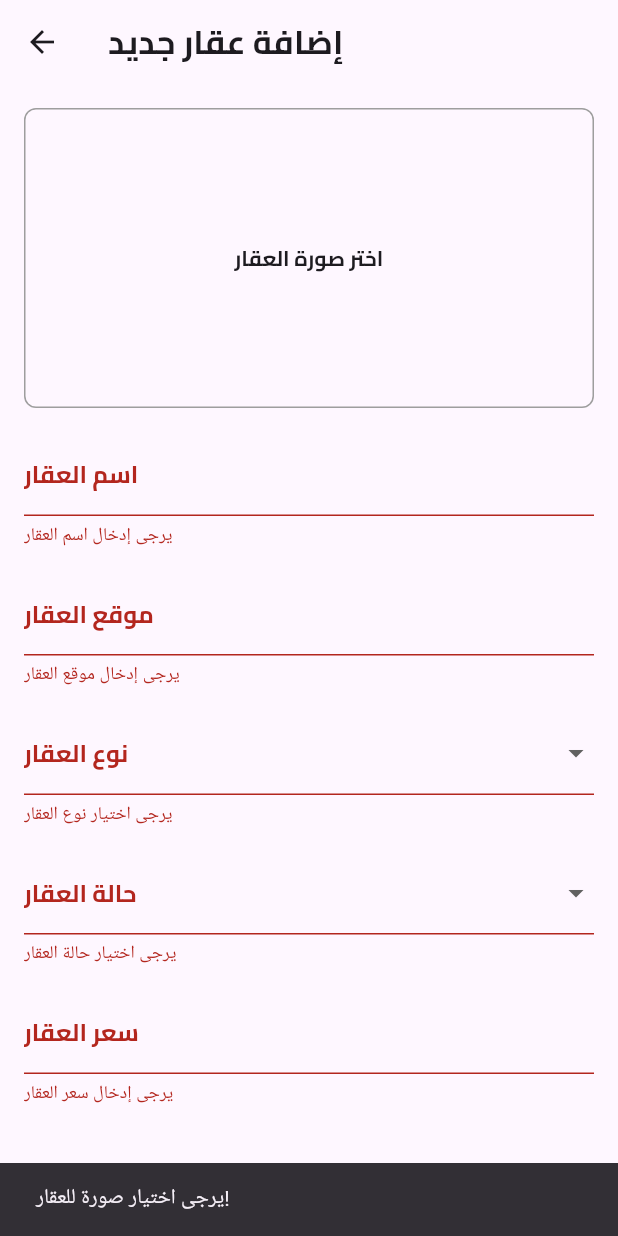
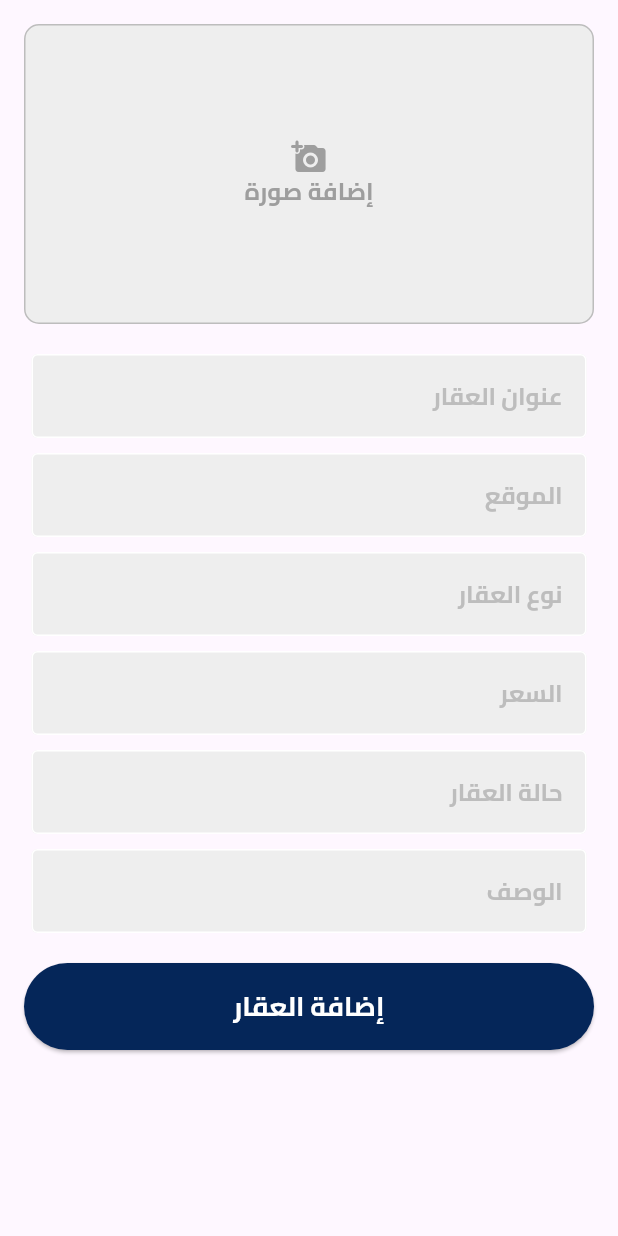
Before and after one commit to Bushra10M/masken, a Flutter app: the AddPropertyScreen screen opened directly, after a tap on "إضافة العقار", on a phone screen of 412 x 824 dp. Run offline on Flutter 3.47's test engine with Material 3 defaults, Android fonts, the light colour scheme and no system bars; our stand-ins replace cloud_firestore, curved_navigation_bar, firebase_auth, firebase_core; accounts and stored records are empty.

Commit message:
agency adding

```diff
--- a/lib/agency/add_property.dart
+++ b/lib/agency/add_property.dart
@@ -1,260 +1,114 @@
-import "package:flutter/material.dart";
-import 'dart:io';
 import 'package:flutter/material.dart';
-import 'package:image_picker/image_picker.dart';
-import 'package:cloud_firestore/cloud_firestore.dart';
-import 'package:firebase_storage/firebase_storage.dart';
+import 'package:masken/components/mytextfield.dart';
+class AddPropertyScreen extends StatefulWidget {
+  const AddPropertyScreen({Key? key}) : super(key: key);
 
-class AddPropertyScreen extends StatefulWidget {
   @override
   _AddPropertyScreenState createState() => _AddPropertyScreenState();
 }
 
 class _AddPropertyScreenState extends State<AddPropertyScreen> {
-  final _formKey = GlobalKey<FormState>();
-  final FirebaseFirestore _firestore = FirebaseFirestore.instance;
-  final FirebaseStorage _storage = FirebaseStorage.instance;
-  final ImagePicker _picker = ImagePicker();
-
-  // الحقول
-  String? _title;
-  String? _location;
-  String? _type;
-  String? _status;
-  String? _description;
-  double? _price;
-  File? _imageFile;
-
-  // القوائم المنسدلة
-  final List<String> _types = ['شقة', 'فيلا', 'أرض', 'مكتب'];
-  final List<String> _statuses = ['إيجار', 'بيع'];
-
-  Future<void> _addProperty() async {
-    if (_formKey.currentState!.validate() && _imageFile != null) {
-      _formKey.currentState!.save();
-
-      try {
-        // رفع الصورة إلى Firebase Storage
-        String fileName = DateTime.now().millisecondsSinceEpoch.toString();
-        UploadTask uploadTask =
-            _storage.ref('property_images/$fileName').putFile(_imageFile!);
-        TaskSnapshot snapshot = await uploadTask;
-        String imageUrl = await snapshot.ref.getDownloadURL();
-
-        // إضافة البيانات إلى Firestore
-        await _firestore.collection('properties').add({
-          'title': _title,
-          'location': _location,
-          'type': _type,
-          'price': _price,
-          'status': _status,
-          'description': _description,
-          'imageUrl': imageUrl,
-        });
-
-        ScaffoldMessenger.of(context).showSnackBar(
-          SnackBar(content: Text('تمت إضافة العقار بنجاح!')),
-        );
-
-        // تفريغ الحقول بعد الإضافة
-        _formKey.currentState!.reset();
-        setState(() {
-          _type = null;
-          _status = null;
-          _imageFile = null;
-        });
-      } catch (error) {
-        ScaffoldMessenger.of(context).showSnackBar(
-          SnackBar(content: Text('حدث خطأ: $error')),
-        );
-      }
-    } else if (_imageFile == null) {
-      ScaffoldMessenger.of(context).showSnackBar(
-        SnackBar(content: Text('يرجى اختيار صورة للعقار!')),
-      );
-    }
-  }
-
-  Future<void> _pickImage() async {
-    final pickedFile = await _picker.pickImage(source: ImageSource.gallery);
-    if (pickedFile != null) {
-      setState(() {
-        _imageFile = File(pickedFile.path);
-      });
-    }
-  }
+  final TextEditingController titleController = TextEditingController();
+  final TextEditingController locationController = TextEditingController();
+  final TextEditingController priceController = TextEditingController();
+  final TextEditingController descriptionController = TextEditingController();
+  final TextEditingController agencyNameController = TextEditingController();
+  final TextEditingController typeController = TextEditingController();
+  final TextEditingController statusController = TextEditingController();
 
   @override
   Widget build(BuildContext context) {
     return Scaffold(
-      appBar: AppBar(
-        title: Text('إضافة عقار جديد', style: TextStyle(fontFamily: 'Cairo')),
-      ),
-      body: Padding(
+
+      body: SingleChildScrollView(
+        child: Padding(
           padding: const EdgeInsets.all(16.0),
-        child: Form(
-          key: _formKey,
-          child: SingleChildScrollView(
           child: Column(
+            crossAxisAlignment: CrossAxisAlignment.stretch,
             children: [
-                // صورة العقار
               GestureDetector(
-                  onTap: _pickImage,
+                onTap: () {
+                  // Handle image picking logic
+                },
                 child: Container(
                   height: 200,
-                    width: double.infinity,
                   decoration: BoxDecoration(
-                      border: Border.all(color: Colors.grey),
-                      borderRadius: BorderRadius.circular(8.0),
-                      image: _imageFile != null
-                          ? DecorationImage(
-                              image: FileImage(_imageFile!),
-                              fit: BoxFit.cover,
-                            )
-                          : null,
+                    color: Colors.grey.shade200,
+                    borderRadius: BorderRadius.circular(10),
+                    border: Border.all(color: Colors.grey.shade400),
                   ),
-                    child: _imageFile == null
-                        ? Center(
-                            child: Text(
-                              'اختر صورة العقار',
-                              style: TextStyle(fontFamily: 'Cairo'),
+                  child: const Center(
+                    child: Column(
+                      mainAxisAlignment: MainAxisAlignment.center,
+                      children: [
+                        Icon(Icons.add_a_photo_rounded,color:Colors.grey)
+                        ,Text(
+                        'إضافة صورة',
+                        style: TextStyle(
+                          fontFamily: "Cairo",
+                          fontSize: 16,
+                          color: Colors.grey,
                         ),
-                          )
-                        : null,
+                      ),]
                     ),
                   ),
-                SizedBox(height: 16),
+                ),
+              ),
+              const SizedBox(height: 20),
+              MyTextField(
+                controller: titleController,
+                hintText: 'عنوان العقار',
+                obscureText: false,
+              ),
+              const SizedBox(height: 10),
+              MyTextField(
+                controller: locationController,
+                hintText: 'الموقع',
+                obscureText: false,
+              ),
+              const SizedBox(height: 10),
+              MyTextField(
+                controller: typeController,
+                hintText: 'نوع العقار',
+                obscureText: false,
+              ),
+              const SizedBox(height: 10),
+              MyTextField(
+                controller: priceController,
+                hintText: 'السعر',
+                obscureText: false,
+              ),
+              const SizedBox(height: 10),
+              MyTextField(
+                controller: statusController,
+                hintText: 'حالة العقار',
+                obscureText: false,
+              ),
+              const SizedBox(height: 10),
+              MyTextField(
+                controller: descriptionController,
+                hintText: 'الوصف',
+                obscureText: false,
+              ),
 
-                // اسم العقار
-                TextFormField(
-                  decoration: InputDecoration(
-                    labelText: 'اسم العقار',
-                    labelStyle: TextStyle(fontFamily: 'Cairo'),
+              const SizedBox(height: 20),
+              ElevatedButton(
+                onPressed: () {
+                  // Handle form submission
+                },
+                style: ElevatedButton.styleFrom(
+                  padding: const EdgeInsets.all(16),
+                  backgroundColor: Color(0xff052659),
                 ),
-                  validator: (value) {
-                    if (value == null || value.isEmpty) {
-                      return 'يرجى إدخال اسم العقار';
-                    }
-                    return null;
-                  },
-                  onSaved: (value) {
-                    _title = value;
-                  },
-                ),
-                SizedBox(height: 16),
-
-                // موقع العقار
-                TextFormField(
-                  decoration: InputDecoration(
-                    labelText: 'موقع العقار',
-                    labelStyle: TextStyle(fontFamily: 'Cairo'),
-                  ),
-                  validator: (value) {
-                    if (value == null || value.isEmpty) {
-                      return 'يرجى إدخال موقع العقار';
-                    }
-                    return null;
-                  },
-                  onSaved: (value) {
-                    _location = value;
-                  },
-                ),
-                SizedBox(height: 16),
-
-                // نوع العقار
-                DropdownButtonFormField<String>(
-                  decoration: InputDecoration(
-                    labelText: 'نوع العقار',
-                    labelStyle: TextStyle(fontFamily: 'Cairo'),
-                  ),
-                  items: _types
-                      .map((type) => DropdownMenuItem(
-                            value: type,
-                            child: Text(type, style: TextStyle(fontFamily: 'Cairo')),
-                          ))
-                      .toList(),
-                  onChanged: (value) {
-                    setState(() {
-                      _type = value;
-                    });
-                  },
-                  value: _type,
-                  validator: (value) =>
-                      value == null ? 'يرجى اختيار نوع العقار' : null,
-                ),
-                SizedBox(height: 16),
-
-                // حالة العقار
-                DropdownButtonFormField<String>(
-                  decoration: InputDecoration(
-                    labelText: 'حالة العقار',
-                    labelStyle: TextStyle(fontFamily: 'Cairo'),
-                  ),
-                  items: _statuses
-                      .map((status) => DropdownMenuItem(
-                            value: status,
-                            child: Text(status, style: TextStyle(fontFamily: 'Cairo')),
-                          ))
-                      .toList(),
-                  onChanged: (value) {
-                    setState(() {
-                      _status = value;
-                    });
-                  },
-                  value: _status,
-                  validator: (value) =>
-                      value == null ? 'يرجى اختيار حالة العقار' : null,
-                ),
-                SizedBox(height: 16),
-
-                // السعر
-                TextFormField(
-                  decoration: InputDecoration(
-                    labelText: 'سعر العقار',
-                    labelStyle: TextStyle(fontFamily: 'Cairo'),
-                  ),
-                  keyboardType: TextInputType.number,
-                  validator: (value) {
-                    if (value == null || value.isEmpty) {
-                      return 'يرجى إدخال سعر العقار';
-                    }
-                    if (double.tryParse(value) == null) {
-                      return 'يرجى إدخال رقم صالح';
-                    }
-                    return null;
-                  },
-                  onSaved: (value) {
-                    _price = double.tryParse(value!);
-                  },
-                ),
-                SizedBox(height: 16),
-
-                // الوصف
-                TextFormField(
-                  decoration: InputDecoration(
-                    labelText: 'وصف العقار',
-                    labelStyle: TextStyle(fontFamily: 'Cairo'),
-                  ),
-                  maxLines: 3,
-                  onSaved: (value) {
-                    _description = value;
-                  },
-                ),
-                SizedBox(height: 24),
-
-                // زر الإضافة
-                SizedBox(
-                  width: double.infinity,
-                  child: ElevatedButton(
-                    onPressed: _addProperty,
-                    child: Text('إضافة العقار', style: TextStyle(fontFamily: 'Cairo')),
+                child: const Text(
+                  'إضافة العقار',
+                  style: TextStyle(fontFamily: "Cairo", fontSize: 18,color: Colors.white),
                 ),
               ),
             ],
           ),
         ),
       ),
-      ),
     );
   }
 }
--- a/lib/components/mytextfield.dart
+++ b/lib/components/mytextfield.dart
@@ -14,7 +14,7 @@ class MyTextField extends StatelessWidget {
   @override
   Widget build(BuildContext context) {
     return Padding(
-      padding: const EdgeInsets.symmetric(horizontal: 25.0),
+      padding: const EdgeInsets.symmetric(horizontal: 5.0),
       child: TextField(
         controller: controller,
         obscureText: obscureText,
--- a/lib/customer/homepage.dart
+++ b/lib/customer/homepage.dart
@@ -112,9 +112,9 @@ class _HomePageState extends State<HomePage> {
               scrollDirection: Axis.horizontal,
               child: Row(
                 children: [
-                  _buildCategoryPill('منزل', false),
-                  _buildCategoryPill('فيلا', false),
-                  _buildCategoryPill('شقة', false),
+                  _buildCategoryPill('للبيع', false),
+                  _buildCategoryPill('للإيجار', false),
+
                   _buildCategoryPill('الكل', true),
                 ],
               ),
```
Also changed, not shown: lib/agency/agency_home.dart (+50 -32 lines), lib/agency/sms.dart (added, +15 -0 lines), lib/customer/message.dart (added, +15 -0 lines), 1 other file. Lines whose indentation alone changed are shown as unchanged.
